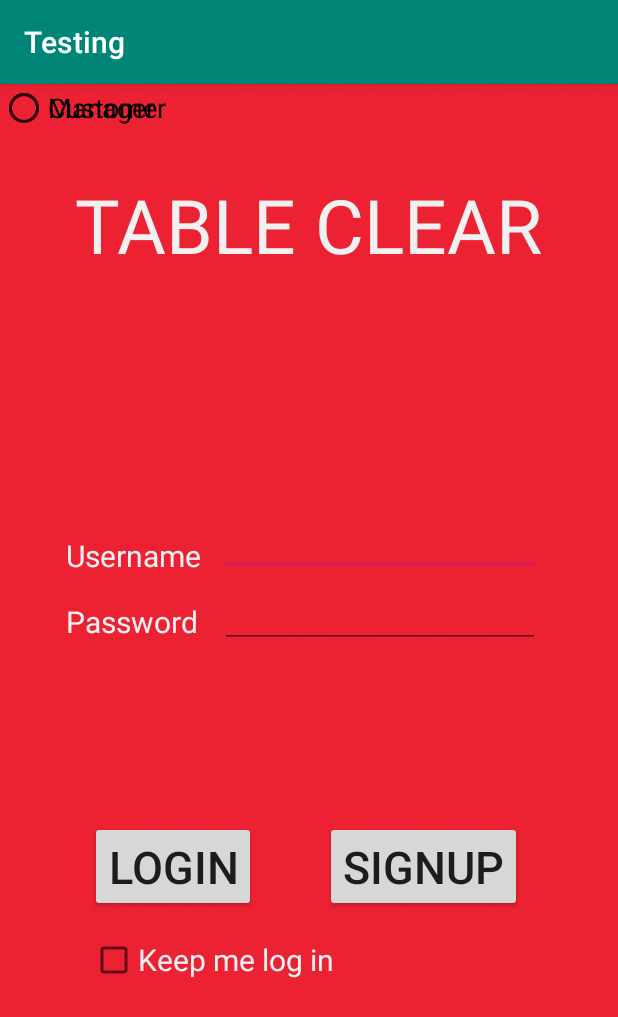
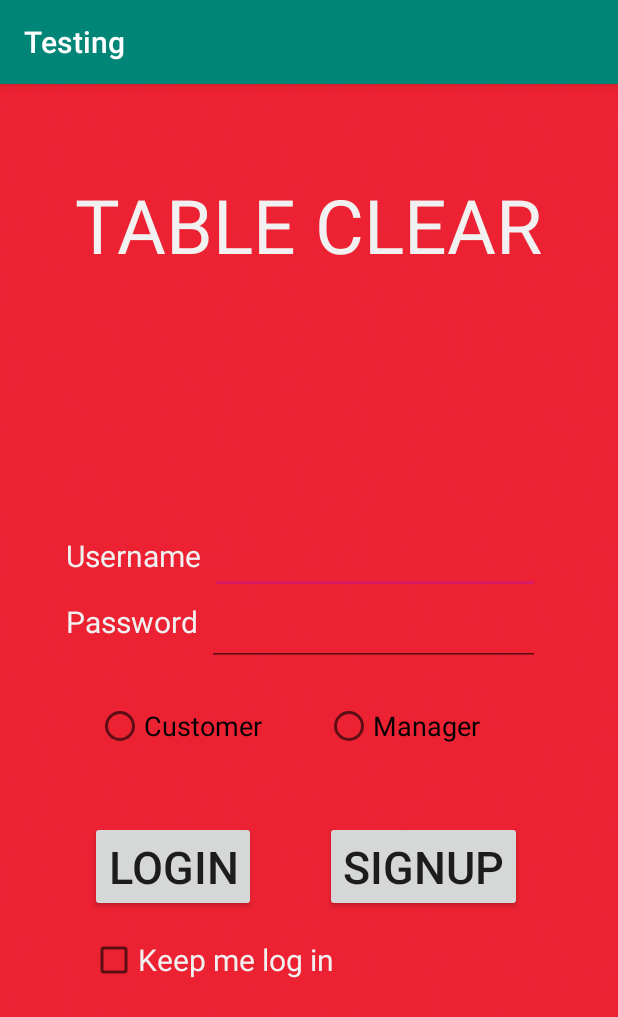
Before and after one commit to benjaminle9x/Table-Clear, an Android app: the screen it shows after launch (MainActivity), on a phone screen of 412 x 824 dp. Shown: the top 1017 px of the screen. Run offline under Robolectric (Android 15) with nearby library versions, the phone set to English and light mode, and no system bars.

Commit message:
Latest Version

```diff
--- a/app/src/main/res/layout/activity_main.xml
+++ b/app/src/main/res/layout/activity_main.xml
@@ -33,10 +33,10 @@
 
     <EditText
         android:id="@+id/editText2"
-        android:layout_width="wrap_content"
-        android:layout_height="wrap_content"
+        android:layout_width="220dp"
+        android:layout_height="48dp"
         android:layout_marginEnd="52dp"
-        android:layout_marginBottom="440dp"
+        android:layout_marginBottom="428dp"
         android:ems="10"
         android:inputType="textPersonName"
         app:layout_constraintBottom_toBottomOf="parent"
@@ -56,10 +56,10 @@
 
     <EditText
         android:id="@+id/editText3"
-        android:layout_width="wrap_content"
-        android:layout_height="wrap_content"
+        android:layout_width="222dp"
+        android:layout_height="47dp"
         android:layout_marginEnd="52dp"
-        android:layout_marginBottom="392dp"
+        android:layout_marginBottom="380dp"
         android:ems="10"
         android:inputType="textPassword"
         app:layout_constraintBottom_toBottomOf="parent"
@@ -103,18 +103,22 @@
         android:id="@+id/radioButton"
         android:layout_width="wrap_content"
         android:layout_height="wrap_content"
+        android:layout_marginStart="64dp"
+        android:layout_marginBottom="324dp"
         android:text="Customer"
         android:textSize="18dp"
-        tools:layout_editor_absoluteX="42dp"
-        tools:layout_editor_absoluteY="373dp" />
+        app:layout_constraintBottom_toBottomOf="parent"
+        app:layout_constraintStart_toStartOf="parent" />
 
     <RadioButton
         android:id="@+id/radioButton2"
         android:layout_width="wrap_content"
         android:layout_height="wrap_content"
+        android:layout_marginEnd="92dp"
+        android:layout_marginBottom="324dp"
         android:text="Manager"
         android:textSize="18dp"
-        tools:layout_editor_absoluteX="248dp"
-        tools:layout_editor_absoluteY="373dp" />
+        app:layout_constraintBottom_toBottomOf="parent"
+        app:layout_constraintEnd_toEndOf="parent" />
 
 </androidx.constraintlayout.widget.ConstraintLayout>
```
